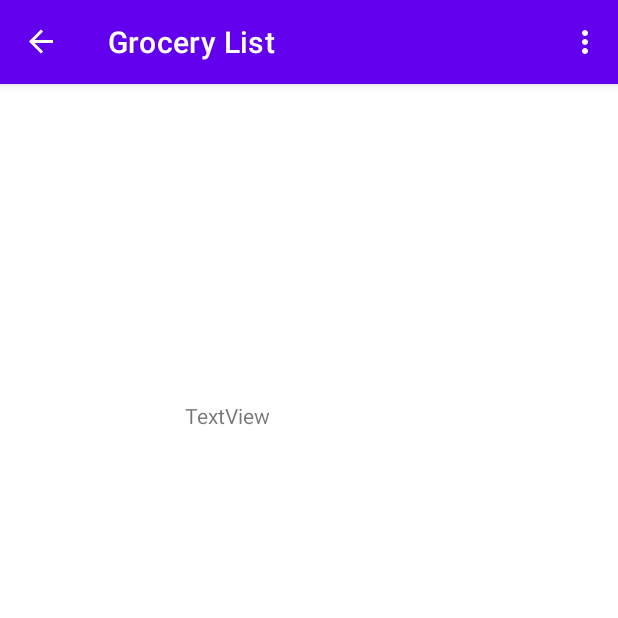
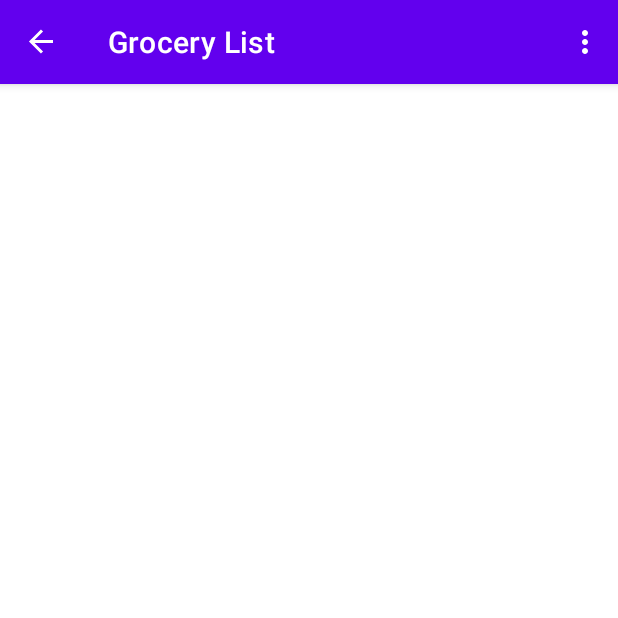
Before and after one commit to Brandon-Swanwick/PantryPal, an Android app: the ThirdFragment screen opened through its navigation route, on a phone screen of 412 x 824 dp, the top half of it. Run offline under Robolectric (Android 15) with nearby library versions, the phone set to English and light mode, and no system bars; our stand-ins replace navigation-ui.

Commit message:
Comms across fragments is working now, and I will establish the list views tomorrow

```diff
--- a/app/build.gradle
+++ b/app/build.gradle
@@ -39,6 +39,7 @@ dependencies {
     implementation 'androidx.constraintlayout:constraintlayout:2.1.3'
     implementation 'androidx.navigation:navigation-fragment:2.4.1'
     implementation 'androidx.navigation:navigation-ui:2.4.1'
+
     testImplementation 'junit:junit:4.13.2'
     androidTestImplementation 'androidx.test.ext:junit:1.1.3'
     androidTestImplementation 'androidx.test.espresso:espresso-core:3.4.0'
--- a/app/src/main/java/com/example/pantrypal/MainActivity.java
+++ b/app/src/main/java/com/example/pantrypal/MainActivity.java
@@ -12,12 +12,22 @@ import androidx.navigation.ui.NavigationUI;
 
 import com.example.pantrypal.databinding.ActivityMainBinding;
 
+import java.util.ArrayList;
+
+import productPack.EntryInfo;
+
 
 public class MainActivity extends AppCompatActivity {
 
     private AppBarConfiguration appBarConfiguration;
     private ActivityMainBinding binding;
 
+//
+    private SharedViewModel scannedViewModel;
+    private SharedViewModel groceryViewModel;
+
+
+//
 
     @Override
     protected void onCreate(Bundle savedInstanceState) {
@@ -29,6 +39,21 @@ public class MainActivity extends AppCompatActivity {
         NavController navController = Navigation.findNavController(this, R.id.nav_host_fragment_content_main);
         appBarConfiguration = new AppBarConfiguration.Builder(navController.getGraph()).build();
         NavigationUI.setupActionBarWithNavController(this, navController, appBarConfiguration);
+
+
+        //
+            scannedViewModel = new SharedViewModel();
+            groceryViewModel = new SharedViewModel();
+        //
+    }
+
+
+    public void updateScannedList(ArrayList<EntryInfo> scannedList){
+        scannedViewModel.setList(scannedList);
+    }
+
+    public ArrayList<EntryInfo> getScannedList(){
+        return scannedViewModel.getList();
     }
 
     @Override
--- /dev/null
+++ b/app/src/main/java/com/example/pantrypal/SharedViewModel.java
@@ -0,0 +1,22 @@
+package com.example.pantrypal;
+
+import androidx.lifecycle.LiveData;
+import androidx.lifecycle.MutableLiveData;
+import androidx.lifecycle.ViewModel;
+
+import java.util.ArrayList;
+
+import productPack.EntryInfo;
+
+public class SharedViewModel extends ViewModel {
+    private ArrayList<EntryInfo> scanList = new ArrayList<>();
+
+    public void setList(ArrayList<EntryInfo> input) {
+        scanList = input;
+    }
+
+    public ArrayList<EntryInfo> getList() {
+        return scanList;
+    }
+
+}
--- a/app/src/main/java/com/example/pantrypal/ThirdFragment.java
+++ b/app/src/main/java/com/example/pantrypal/ThirdFragment.java
@@ -1,10 +1,12 @@
 package com.example.pantrypal;
 
+import android.app.Activity;
 import android.os.Bundle;
 import android.view.LayoutInflater;
 import android.view.View;
 import android.view.ViewGroup;
 import android.widget.TextView;
+import android.widget.Toast;
 
 import androidx.annotation.NonNull;
 import androidx.fragment.app.Fragment;
@@ -12,10 +14,16 @@ import androidx.navigation.fragment.NavHostFragment;
 
 import com.example.pantrypal.databinding.FragmentThirdBinding;
 
+import java.util.ArrayList;
+
+import productPack.EntryInfo;
+
 public class ThirdFragment extends Fragment {
 
     private FragmentThirdBinding binding;
     public TextView groceryList;
+
+    private ArrayList<EntryInfo> scannedList;
 
     @Override
     public View onCreateView(LayoutInflater inflater, ViewGroup container,
@@ -28,6 +36,16 @@ public class ThirdFragment extends Fragment {
 
     public void onViewCreated(@NonNull View view, Bundle savedInstanceState) {
         super.onViewCreated(view, savedInstanceState);
+
+        Activity act = getActivity();
+        if (act instanceof MainActivity){
+            scannedList = ((MainActivity) act).getScannedList();
+            if (!scannedList.isEmpty()) {
+                Toast.makeText(getContext(), "List gathered from main is " + scannedList.get(0).getDataObj().products[0].title, Toast.LENGTH_SHORT).show();
+            }
+            else
+                Toast.makeText(getContext(), "Empty list was passed from main activity", Toast.LENGTH_SHORT).show();
+        }
 
         binding.buttonSecond.setOnClickListener(new View.OnClickListener() {
             @Override
--- a/app/src/main/res/layout/fragment_third.xml
+++ b/app/src/main/res/layout/fragment_third.xml
@@ -16,15 +16,5 @@
         app:layout_constraintEnd_toEndOf="parent"
         app:layout_constraintStart_toStartOf="parent" />
 
-    <TextView
-        android:id="@+id/groceryList"
-        android:layout_width="166dp"
-        android:layout_height="89dp"
-        android:text="TextView"
-        app:layout_constraintBottom_toTopOf="@+id/button_second"
-        app:layout_constraintEnd_toEndOf="parent"
-        app:layout_constraintStart_toStartOf="parent"
-        app:layout_constraintTop_toTopOf="parent" />
-
 
 </androidx.constraintlayout.widget.ConstraintLayout>
--- a/app/src/main/res/values/strings.xml
+++ b/app/src/main/res/values/strings.xml
@@ -15,7 +15,7 @@
     <string name="F1_second_button_text">Grocery List</string>
     <string name="F1_third_button_text">View Pantry</string>
     <string name="Barcode_image_text">Barcode Image</string>
-    <string name="test_button_text">Generate</string>
+    <string name="test_button_text">Submit</string>
     <string name="submit_button">Submit Entry</string>
     <string name="product_title">Product Title</string>
     <string name="product_barcode">Product Barcode</string>
```
Also changed, not shown: app/src/main/java/com/example/pantrypal/SecondFragment.java (+17 -3 lines), app/src/main/res/layout/fragment_second.xml (+7 -3 lines).
